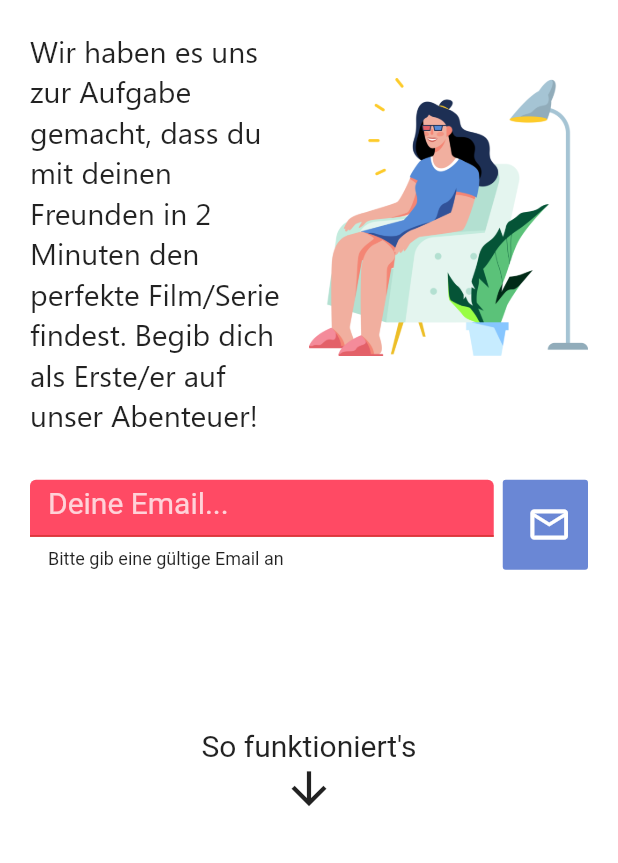
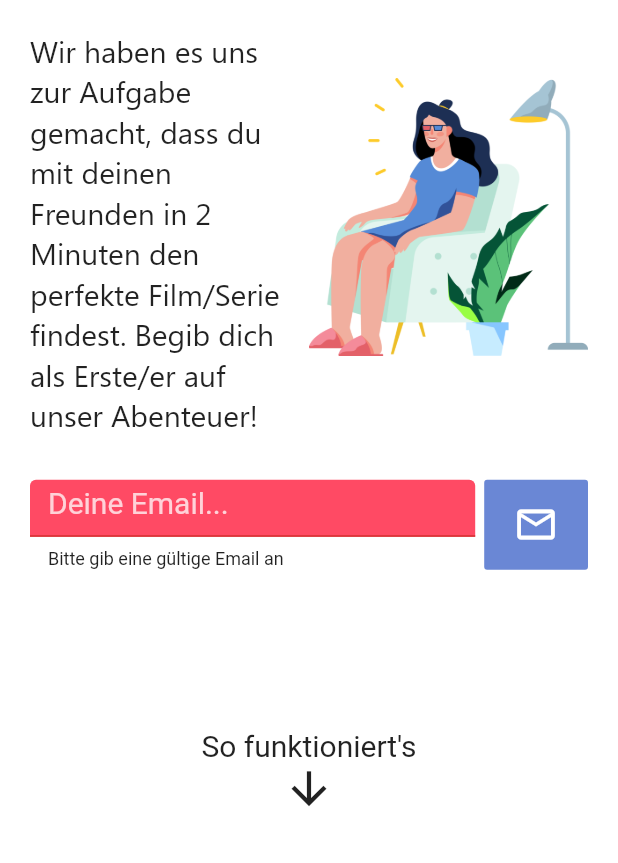
Before and after one commit to kasten4444/ceenes_v1, a Flutter app: the screen it shows after launch, after a tap on the "email" icon, on a phone screen of 412 x 824 dp, the part 373-1236 px from its top. Run offline on Flutter 3.47's test engine with Material 2 defaults, Android fonts, the phone set to English and light mode, and no system bars; drawn by our look-alikes of scrollable_positioned_list; our stand-ins replace animated_text_kit, auto_size_text, cloud_firestore, email_validator, firebase_core, flutter_html and 4 more; missing offline and left inert: cloud_firestore_web, dart:html, draggable_scrollbar, firebase_core_web, mailto; accounts and stored records are empty.

Commit message:
flex angepepasst

```diff
--- a/lib/Widgets/Mobil/body_parts/part_1.dart
+++ b/lib/Widgets/Mobil/body_parts/part_1.dart
@@ -121,7 +121,7 @@ class _Part1State extends State<Part1> {
               child: Row(
             children: [
               Expanded(
-                flex: 5,
+                flex: 4,
                 child: Form(
                   key: _formKey,
                   autovalidate: _autovalidate,
--- a/lib/Widgets/Mobil/body_parts/part_5.dart
+++ b/lib/Widgets/Mobil/body_parts/part_5.dart
@@ -82,7 +82,7 @@ class _Part5State extends State<Part5> {
                         child: Row(
                           children: [
                             Expanded(
-                              flex: 5,
+                              flex: 4,
                               child: Form(
                                 key: _formKey,
                                 autovalidate: _autovalidate,
```
Also changed, not shown: 1 other file.
